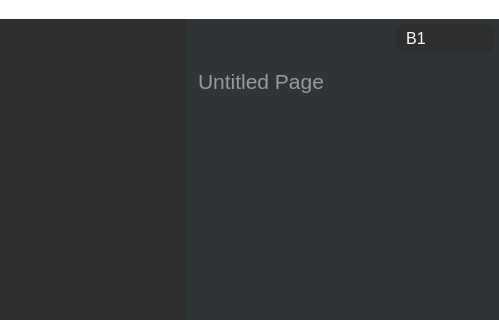
Qt form mainwindow.ui (alvi-khan/Marshal) before a commit; both pictures show x 234 to 733 and y 0 to 320 of the 733 by 504 pixel window.
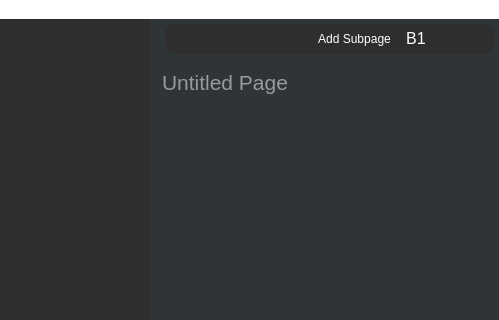
The same form after that commit. Icons and pictures are not drawn.

Commit message: Added sub page button

Patch:
```diff
--- a/mainwindow.ui
+++ b/mainwindow.ui
@@ -365,19 +365,6 @@
           <property name="bottomMargin">
            <number>5</number>
           </property>
-          <item>
-           <spacer name="horizontalSpacer_3">
-            <property name="orientation">
-             <enum>Qt::Horizontal</enum>
-            </property>
-            <property name="sizeHint" stdset="0">
-             <size>
-              <width>40</width>
-              <height>20</height>
-             </size>
-            </property>
-           </spacer>
-          </item>
           <item>
            <widget class="QFrame" name="frame">
             <property name="sizePolicy">
@@ -413,6 +400,26 @@
              <property name="bottomMargin">
               <number>5</number>
              </property>
+             <item>
+              <spacer name="horizontalSpacer_3">
+               <property name="orientation">
+                <enum>Qt::Horizontal</enum>
+               </property>
+               <property name="sizeHint" stdset="0">
+                <size>
+                 <width>40</width>
+                 <height>20</height>
+                </size>
+               </property>
+              </spacer>
+             </item>
+             <item>
+              <widget class="QPushButton" name="subpageButton">
+               <property name="text">
+                <string>Add Subpage</string>
+               </property>
+              </widget>
+             </item>
              <item>
               <widget class="QPushButton" name="pushButton">
                <property name="font">
@@ -521,7 +528,7 @@
              <x>0</x>
              <y>0</y>
              <width>353</width>
-             <height>347</height>
+             <height>343</height>
             </rect>
            </property>
            <layout class="QVBoxLayout" name="verticalLayout_7">
```
Left out of the diff: 18 changed lines with no effect on the pictures. The commit also changes 4 other files.
